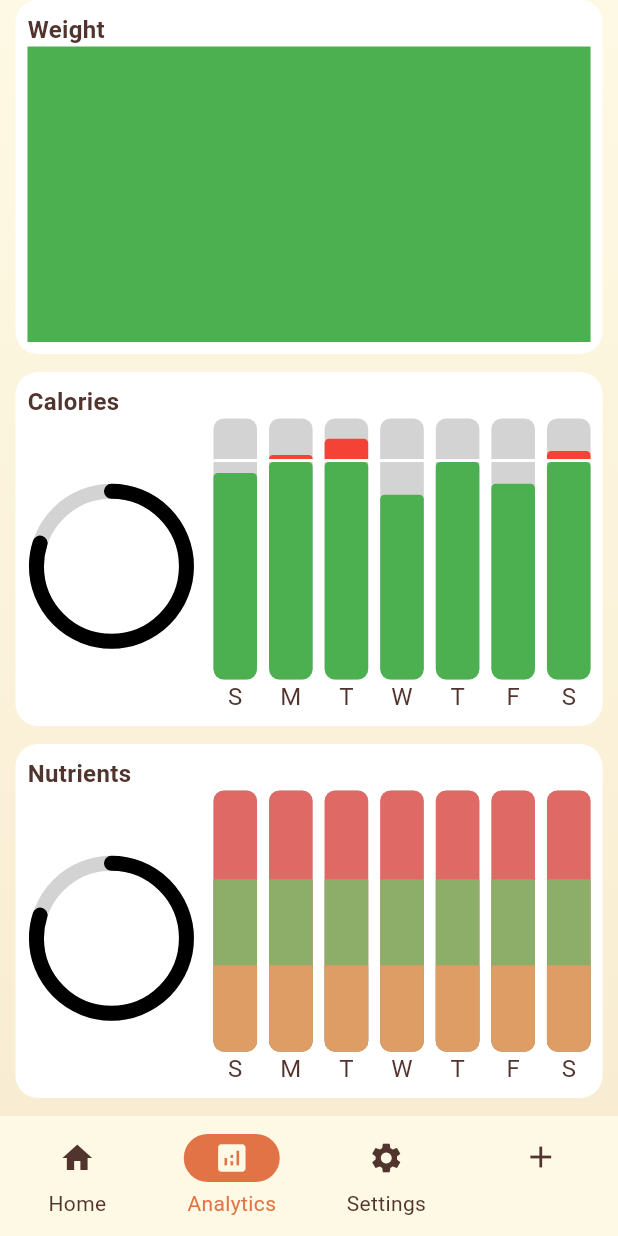
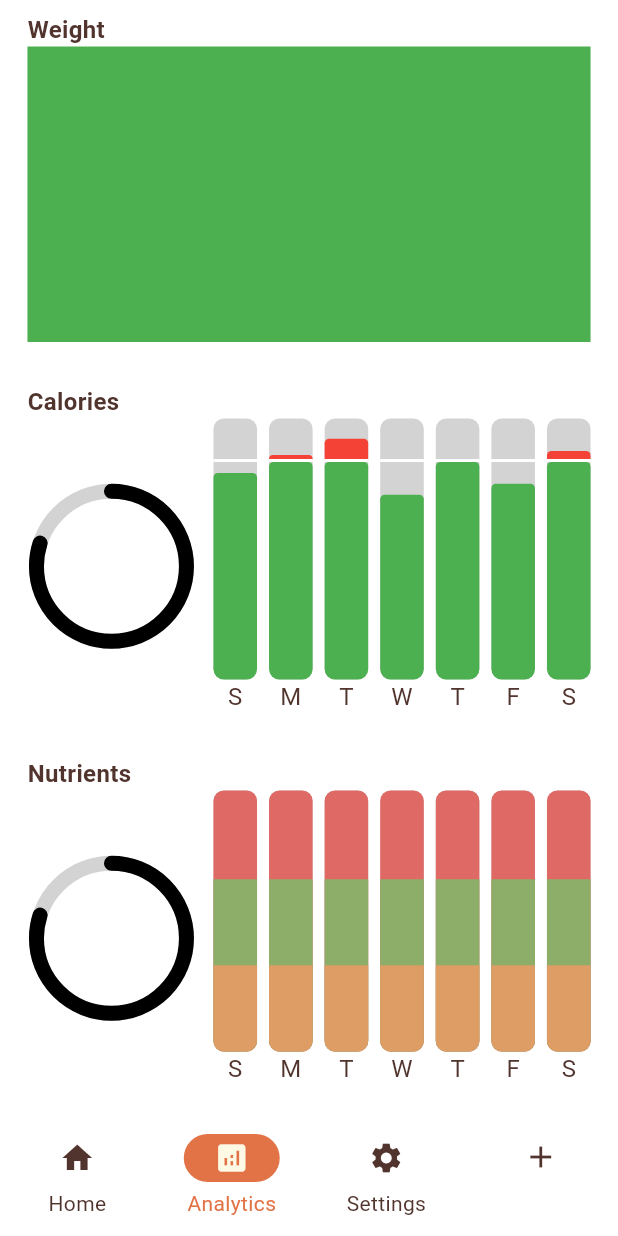
Before and after one commit to SameerAkita/mogulog, a Flutter app: the screen it shows after launch, item 2 of the bottom bar chosen, on a phone screen of 412 x 824 dp. Run offline on Flutter 3.47's test engine with Material 3 defaults, Android fonts, the phone set to English and light mode, and no system bars.

Commit message:
background and navbar color to white

```diff
--- a/lib/main.dart
+++ b/lib/main.dart
@@ -15,8 +15,8 @@ class MyApp extends StatelessWidget {
       debugShowCheckedModeBanner: false,
       theme: ThemeData(
         colorScheme: ColorScheme.fromSeed(seedColor: Colors.orange),
-        cardTheme: CardThemeData(color: AppColors.offwhite),
-        scaffoldBackgroundColor: AppColors.offwhite,
+        cardTheme: CardThemeData(color: Colors.white),
+        scaffoldBackgroundColor: Colors.white,
         textTheme: ThemeData.light().textTheme.apply(
           bodyColor: AppColors.darkbrown,
           displayColor: AppColors.darkbrown,
--- a/lib/views/widget_tree.dart
+++ b/lib/views/widget_tree.dart
@@ -20,22 +20,13 @@ class WidgetTree extends StatelessWidget {
   @override
   Widget build(BuildContext context) {
     return Scaffold(
-      backgroundColor: Colors.transparent,
-      body: Container(
-        decoration: const BoxDecoration(
-          gradient: LinearGradient(
-            begin: Alignment.topCenter,
-            end: Alignment.bottomCenter,
-            colors: [AppColors.offwhite, AppColors.darkoffwhite],
-          ),
-        ),
-        child: ValueListenableBuilder(
-          valueListenable: selectedPageNotifier,
-          builder: (builder, selectedPage, child) {
-            return pages.elementAt(selectedPage);
-          },
-        ),
+      body: ValueListenableBuilder(
+        valueListenable: selectedPageNotifier,
+        builder: (builder, selectedPage, child) {
+          return pages.elementAt(selectedPage);
+        },
       ),
+
       bottomNavigationBar: NavbarWidget(),
     );
   }
--- a/lib/widgets/navbar_widget.dart
+++ b/lib/widgets/navbar_widget.dart
@@ -12,7 +12,7 @@ class NavbarWidget extends StatelessWidget {
       builder: (context, selectedPage, child) {
         return NavigationBarTheme(
           data: NavigationBarThemeData(
-            backgroundColor: AppColors.offwhite,
+            backgroundColor: Colors.white,
             indicatorColor: AppColors.orange,
             overlayColor: WidgetStateProperty.all(Colors.transparent),
             iconTheme: WidgetStateProperty.resolveWith<IconThemeData>((states) {
```
